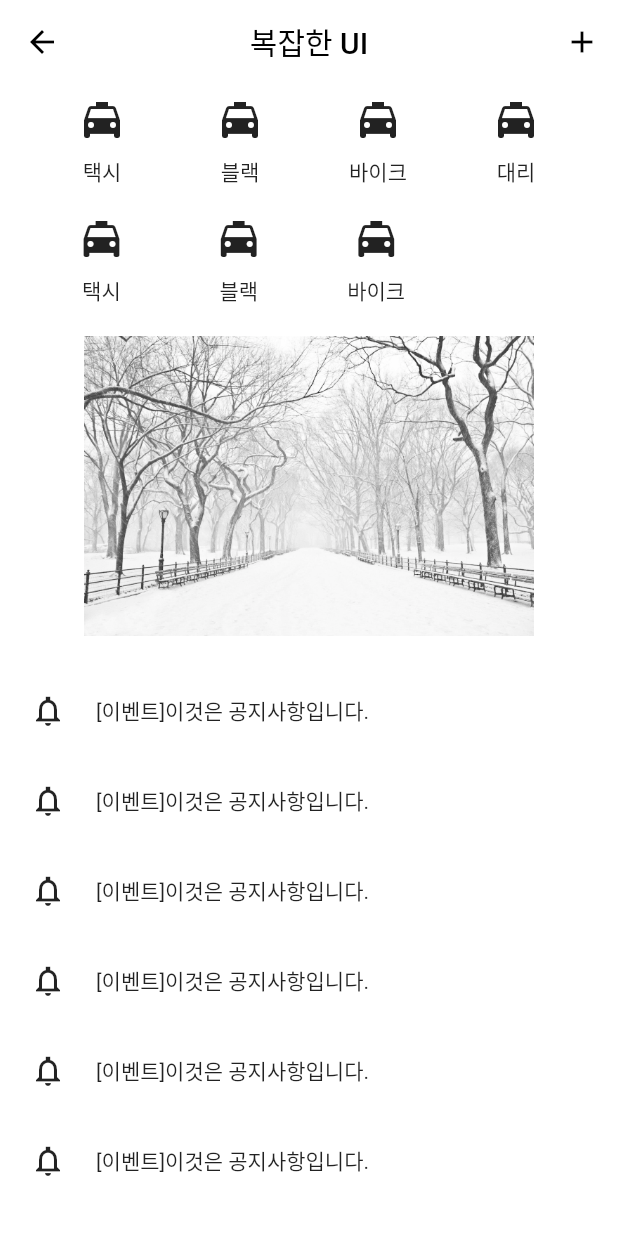
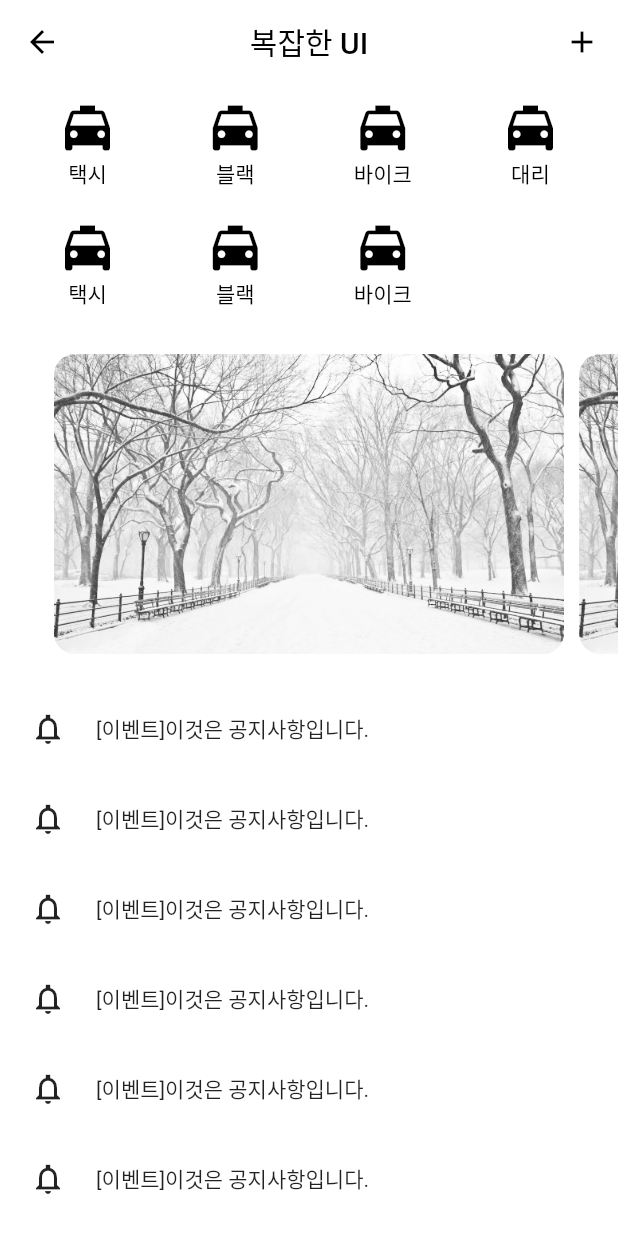
Before and after one commit to jinhan38/flutter_lecture_offline, a Flutter app: the UiExam1 screen opened directly, on a phone screen of 412 x 824 dp. Shown: the top 1233 px of the screen. Run offline on Flutter 3.47's test engine with Material 2 defaults, Android fonts, the phone set to English and light mode, and no system bars.

Commit message:
ui 예제 수정

```diff
--- a/lib/ch5/ui_exam_1.dart
+++ b/lib/ch5/ui_exam_1.dart
@@ -8,7 +8,13 @@ class UiExam1 extends StatefulWidget {
 }
 
 class _UiExam1State extends State<UiExam1> {
-  final PageController pageController = PageController(viewportFraction: 0.9);
+  final PageController pageController = PageController(viewportFraction: 0.85);
+
+  List<String> imageList = [
+    "assets/winter.jpg",
+    "assets/winter.jpg",
+    "assets/winter.jpg",
+  ];
 
   @override
   Widget build(BuildContext context) {
@@ -18,7 +24,9 @@ class _UiExam1State extends State<UiExam1> {
         foregroundColor: Colors.black,
         title: const Text("복잡한 UI"),
         centerTitle: true,
-        actions: [IconButton(onPressed: () {}, icon: const Icon(Icons.add))],
+        actions: [
+          IconButton(onPressed: () {}, icon: const Icon(Icons.add)),
+        ],
         backgroundColor: Colors.white,
         elevation: 0,
       ),
@@ -27,7 +35,9 @@ class _UiExam1State extends State<UiExam1> {
           children: [
             _top(),
             const SizedBox(height: 20),
-            _middle(),
+            _middle((index) {
+              debugPrint("$index 번째 이미지 클릭");
+            }),
             const SizedBox(height: 20),
             _bottom(),
           ],
@@ -37,25 +47,55 @@ class _UiExam1State extends State<UiExam1> {
   }
 
   Widget _top() {
+    // return GridView.count(
+    //   shrinkWrap: true,
+    //    padding: const EdgeInsets.symmetric(horizontal: 20),
+    //    crossAxisCount: 4,
+    //    mainAxisSpacing: 0,
+    //    crossAxisSpacing: 0,
+    //    childAspectRatio: 1,
+    //    children: [
+    //      iconItem("택시"),
+    //      iconItem("블랙"),
+    //      iconItem("바이크"),
+    //      iconItem("대리"),
+    //      iconItem("택시"),
+    //      iconItem("블랙"),
+    //      iconItem("바이크"),
+    //    ],
+    //  );
     return Column(
       children: [
         Row(
           mainAxisAlignment: MainAxisAlignment.spaceEvenly,
           children: [
-            iconItem("택시"),
-            iconItem("블랙"),
-            iconItem("바이크"),
-            iconItem("대리"),
+            iconItem("택시", () {
+              debugPrint('택시 클릭');
+            }),
+            iconItem("블랙", () {
+              debugPrint('블랙 클릭');
+            }),
+            iconItem("바이크", () {
+              debugPrint('바이크 클릭');
+            }),
+            iconItem("대리", () {
+              debugPrint('대리 클릭');
+            }),
           ],
         ),
-        const SizedBox(height: 10),
         Row(
           mainAxisAlignment: MainAxisAlignment.spaceEvenly,
           children: [
-            iconItem("택시"),
-            iconItem("블랙"),
-            iconItem("바이크"),
-            const SizedBox(width: 50),
+            iconItem("택시", () {
+              debugPrint('택시 클릭');
+            }),
+            iconItem("블랙", () {
+              debugPrint('블랙 클릭');
+            }),
+            iconItem("바이크", () {
+              debugPrint('바이크 클릭');
+            }),
+            const SizedBox(width: 80),
             // iconItem("대리"),
           ],
         )
@@ -63,44 +103,94 @@ class _UiExam1State extends State<UiExam1> {
     );
   }
 
-  Widget iconItem(String text) {
-    return Column(
+  Widget iconItem(String text, Function() onPressed) {
+    return SizedBox(
+      width: 80,
+      height: 80,
+      child: TextButton(
+        onPressed: () => onPressed(),
+        style: TextButton.styleFrom(
+          foregroundColor: Colors.black,
+          shape: RoundedRectangleBorder(
+            borderRadius: BorderRadius.circular(50),
+          ),
+          padding: EdgeInsets.zero,
+        ),
+        child: Column(
           mainAxisAlignment: MainAxisAlignment.center,
-      crossAxisAlignment: CrossAxisAlignment.center,
           children: [
-        IconButton(
-            onPressed: () {},
-            icon: const Icon(
+            const Icon(
               Icons.local_taxi,
-              size: 32,
-            )),
+              size: 40,
+            ),
             Text(text),
           ],
+        ),
+      ),
     );
+    // return Column(
+    //   mainAxisAlignment: MainAxisAlignment.center,
+    //   crossAxisAlignment: CrossAxisAlignment.center,
+    //   children: [
+    //     IconButton(
+    //       onPressed: () {},
+    //       icon: const Icon(
+    //         Icons.local_taxi,
+    //         size: 32,
+    //       ),
+    //     ),
+    //     Text(text),
+    //   ],
+    // );
   }
 
-  Widget _middle() {
+  Widget _middle(Function(int index) onTap) {
     return SizedBox(
       height: 200,
-      child: PageView(
+      child: PageView.builder(
         controller: pageController,
-        children: [
-          image(),
-          image(),
-          image(),
-        ],
+        itemBuilder: (context, index) {
+          return GestureDetector(
+            onTap: () => onTap(index),
+            child: image(imageList[index]),
+          );
+        },
+        itemCount: imageList.length,
       ),
     );
+
+    // return SizedBox(
+    //   height: 200,
+    //   child: PageView(
+    //     controller: pageController,
+    //     children: [
+    //       List.generate(imageList.length, (index) => null)
+    //     ],
+    //   ),
+    // );
   }
 
-  Widget image() {
-    return Padding(
-      padding: const EdgeInsets.symmetric(horizontal: 5),
-      child: ClipRRect(
-        borderRadius: BorderRadius.circular(10),
-        child: Container(child: Image.asset("assets/winter.jpg")),
+  Widget image(String url) {
+    return Container(
+      margin: const EdgeInsets.symmetric(horizontal: 5),
+      decoration: BoxDecoration(
+        borderRadius: BorderRadius.circular(14),
+        image: DecorationImage(
+          image: Image.asset(url, fit: BoxFit.cover).image,
+          fit: BoxFit.cover,
+        ),
       ),
     );
+    // return Padding(
+    //   padding: const EdgeInsets.symmetric(horizontal: 5),
+    //   child: ClipRRect(
+    //     borderRadius: BorderRadius.circular(10),
+    //     child: Image.asset(
+    //       "assets/winter.jpg",
+    //       fit: BoxFit.cover,
+    //     ),
+    //   ),
+    // );
   }
 
   Widget _bottom() {
@@ -108,7 +198,12 @@ class _UiExam1State extends State<UiExam1> {
       shrinkWrap: true,
       physics: const NeverScrollableScrollPhysics(),
       itemBuilder: (context, index) {
-        return SizedBox(
+        return GestureDetector(
+          behavior: HitTestBehavior.opaque,
+          onTap: (){
+            debugPrint("알림 목록 $index");
+          },
+          child: SizedBox(
             height: 60,
             child: Row(
               children: const [
@@ -118,6 +213,7 @@ class _UiExam1State extends State<UiExam1> {
                 Text("[이벤트]이것은 공지사항입니다.")
               ],
             ),
+          ),
         );
       },
       itemCount: 10,
--- a/pubspec.yaml
+++ b/pubspec.yaml
@@ -5,7 +5,7 @@ publish_to: 'none'
 version: 1.0.0+1
 
 environment:
-  sdk: '>=2.19.3 <3.0.0'
+  sdk: '>=2.19.2 <3.0.0'
 
 dependencies:
   flutter:
@@ -27,4 +27,3 @@ flutter:
   #  assets폴더에 있는 파일들을 사용할 수 있게 경로 선언
   assets:
     - assets/
-    - assets/icon/
```
Lines whose indentation alone changed are shown as unchanged.
